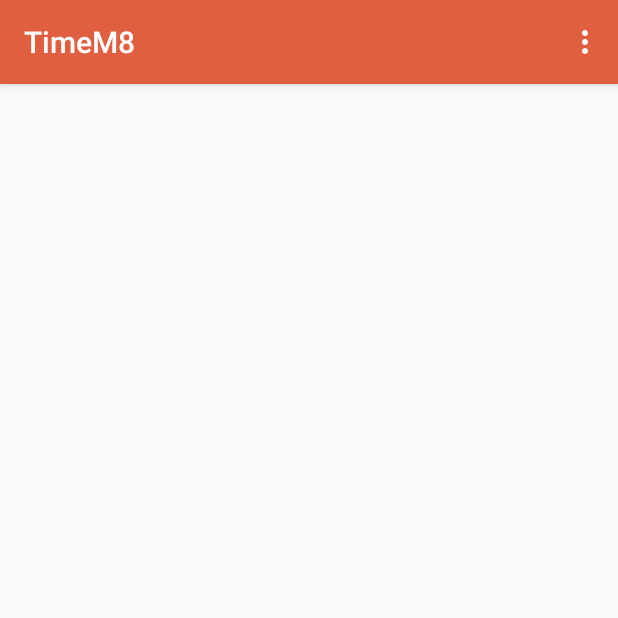
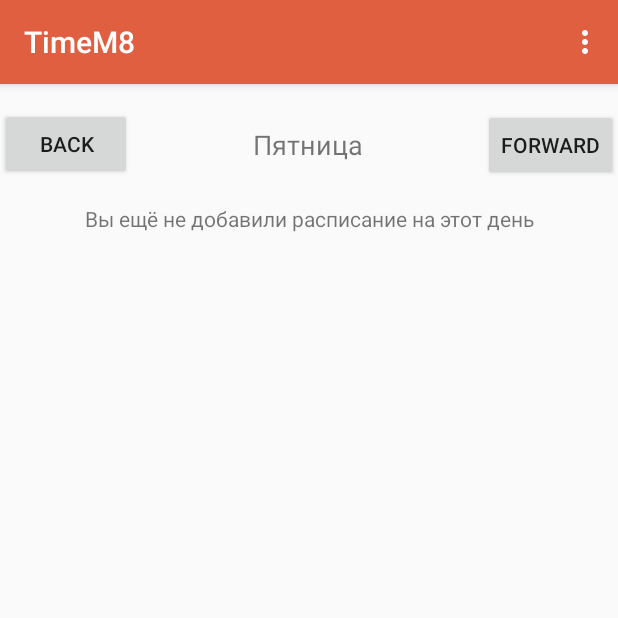
Before and after one commit to andrewkir/AndroidApp, an Android app: the screen it shows after launch (MainScheduleEditable), after a tap on "ОСНОВНОЕ РАСПИСАНИЕ РЕД", on a phone screen of 412 x 824 dp, the top half of it. Run offline under Robolectric (Android 15) with nearby library versions, the light colour scheme and no system bars; Roboto replaces fonts that are not available here.

Commit message:
add fragment_main_schedule

```diff
--- a/Project/TimeM8/app/src/main/java/com/example/andrewforwork/timem8/DataBase/DBHandler.kt
+++ b/Project/TimeM8/app/src/main/java/com/example/andrewforwork/timem8/DataBase/DBHandler.kt
@@ -42,12 +42,7 @@ class DBHandler(var contex: Context):SQLiteOpenHelper(contex, DATABASE_NAME,null
         cv.put(COL_CNT,sub.count)
         cv.put(COL_TIME,sub.time)
 
-        var result = db.insert(TABLE_NAME,null,cv)
-
-        if(result == (-1).toLong())
-            Toast.makeText(contex,"Fail",Toast.LENGTH_SHORT).show()
-        else
-            Toast.makeText(contex,"Succ",Toast.LENGTH_SHORT).show()
+        var result = db.insertOrThrow(TABLE_NAME,null,cv)
     }
 
     val allSub:List<Sub>
@@ -73,6 +68,29 @@ class DBHandler(var contex: Context):SQLiteOpenHelper(contex, DATABASE_NAME,null
             db.close()
             return lstSubs
         }
+    fun allSubByDay(day: Int):List<Sub>
+        {
+            val lstSubs = ArrayList<Sub>()
+            val selectQuery = "SELECT * FROM "+ TABLE_NAME+" ORDER BY $COL_DAY , $COL_CNT"
+            val db = this.writableDatabase
+            val cursor = db.rawQuery(selectQuery,null)
+            if(cursor.moveToFirst()){
+                do{
+                    val sub = Sub()
+                    sub.id = cursor.getInt(cursor.getColumnIndex(COL_ID))
+                    sub.name = cursor.getString(cursor.getColumnIndex(COL_NAME))
+                    sub.day = cursor.getInt(cursor.getColumnIndex(COL_DAY))
+                    sub.importance = cursor.getInt(cursor.getColumnIndex(COL_IMP))
+                    sub.count = cursor.getInt(cursor.getColumnIndex(COL_CNT))
+                    sub.time = cursor.getString(cursor.getColumnIndex(COL_TIME))
+                    if(sub.day == day) {
+                        lstSubs.add(sub)
+                    }
+                }while (cursor.moveToNext())
+            }
+            db.close()
+            return lstSubs
+        }
 
     fun addSub(sub:Sub)
     {
@@ -85,7 +103,7 @@ class DBHandler(var contex: Context):SQLiteOpenHelper(contex, DATABASE_NAME,null
         cv.put(COL_CNT,sub.count)
         cv.put(COL_TIME,sub.time)
 
-        db.insert(TABLE_NAME,null,cv)
+        db.insertOrThrow(TABLE_NAME,null,cv)
         db.close()
     }
     fun updateSub(sub:Sub):Int
@@ -108,4 +126,10 @@ class DBHandler(var contex: Context):SQLiteOpenHelper(contex, DATABASE_NAME,null
         db.delete(TABLE_NAME,COL_ID+"=?", arrayOf(sub.id.toString()))
         db.close()
     }
+    fun deleteAllData(){
+        val db = this.writableDatabase
+        db.execSQL("DROP TABLE $TABLE_NAME")
+        onCreate(db)
+        db.close()
+    }
 }
--- a/Project/TimeM8/app/src/main/java/com/example/andrewforwork/timem8/MainActivity.kt
+++ b/Project/TimeM8/app/src/main/java/com/example/andrewforwork/timem8/MainActivity.kt
@@ -3,7 +3,6 @@ package com.example.andrewforwork.timem8
 import android.content.Intent
 import android.support.v7.app.AppCompatActivity
 import android.os.Bundle
-import android.widget.Toast
 import kotlinx.android.synthetic.main.activity_main.*
 
 class MainActivity : AppCompatActivity() {
@@ -13,6 +12,7 @@ class MainActivity : AppCompatActivity() {
         setContentView(R.layout.activity_main)
 
         dailyTasksBtn.setOnClickListener{
+            //TODO change later
             val dailyTaskIntent = Intent(this,MainDailySchedule::class.java)
             startActivity(dailyTaskIntent)
         }
--- a/Project/TimeM8/app/src/main/java/com/example/andrewforwork/timem8/MainScheduleEditable.kt
+++ b/Project/TimeM8/app/src/main/java/com/example/andrewforwork/timem8/MainScheduleEditable.kt
@@ -3,6 +3,8 @@ package com.example.andrewforwork.timem8
 import android.content.Intent
 import android.support.v7.app.AppCompatActivity
 import android.os.Bundle
+import android.os.PersistableBundle
+import android.support.v4.app.Fragment
 import android.support.v7.widget.GridLayoutManager
 import android.support.v7.widget.LinearLayoutManager
 import android.view.Menu
@@ -12,32 +14,92 @@ import com.example.andrewforwork.timem8.Adapters.MainScheduleAdapter
 import com.example.andrewforwork.timem8.DataBase.DBHandler
 import com.example.andrewforwork.timem8.MainScheduleEditor.MainEditor
 import com.example.andrewforwork.timem8.Subject.Sub
+import kotlinx.android.synthetic.main.activity_main_editor.*
 import kotlinx.android.synthetic.main.activity_main_schedule_editable.*
+import java.util.*
 
 class MainScheduleEditable : AppCompatActivity() {
     internal lateinit var db: DBHandler
     internal var lstSubs:List<Sub> = ArrayList<Sub>()
     lateinit var adapter: MainScheduleAdapter
-
+    var count = 0
     override fun onCreate(savedInstanceState: Bundle?) {
         super.onCreate(savedInstanceState)
         setContentView(R.layout.activity_main_schedule_editable)
-
-        db = DBHandler(this)
-        adapter = MainScheduleAdapter(this,db.allSub){
-            subject ->
-            Toast.makeText(this,subject.name,Toast.LENGTH_SHORT).show()
+        //SET DAY TO 1
+        if (savedInstanceState == null) {
+            val fragment = MainScheduleFragment.newInstance()
+            val bundle = Bundle()
+            count = getDayOfTheWeek()
+            bundle.putInt("DAY", getDayOfTheWeek())
+            fragment.arguments = bundle
+            replaceFragment(fragment)
+            back_btn.setOnClickListener {
+                val fragment = MainScheduleFragment.newInstance()
+                val bundle = Bundle()
+                if (count - 1 >= 1) {
+                    count -= 1
+                }
+                applyDay()
+                bundle.putInt("DAY", count)
+                fragment.arguments = bundle
+                replaceFragment(fragment)
+            }
+            forward_btn.setOnClickListener {
+                val fragment = MainScheduleFragment.newInstance()
+                val bundle = Bundle()
+                if (count + 1 <= 7) {
+                    count += 1
+                }
+                applyDay()
+                bundle.putInt("DAY", count)
+                fragment.arguments = bundle
+                replaceFragment(fragment)
+            }
         }
-        subjectList.adapter = adapter
-        val layoutManager = LinearLayoutManager(this)
-        subjectList.layoutManager = layoutManager
-        subjectList.setHasFixedSize(true)
     }
 
-    override fun onResume() {
-        refreshData()
-        super.onResume()
+    override fun onRestoreInstanceState(savedInstanceState: Bundle?) {
+        super.onRestoreInstanceState(savedInstanceState)
+        if (savedInstanceState != null){
+            count = savedInstanceState.getInt("CURRENT_DAY",1)
+            applyDay()
+            val fragment = MainScheduleFragment.newInstance()
+            val bundle = Bundle()
+            bundle.putInt("DAY", count)
+            fragment.arguments = bundle
+            replaceFragment(fragment)
+            back_btn.setOnClickListener {
+                val fragment = MainScheduleFragment.newInstance()
+                val bundle = Bundle()
+                if (count - 1 >= 1) {
+                    count -= 1
+                }
+                applyDay()
+                bundle.putInt("DAY", count)
+                fragment.arguments = bundle
+                replaceFragment(fragment)
+            }
+            forward_btn.setOnClickListener {
+                val fragment = MainScheduleFragment.newInstance()
+                val bundle = Bundle()
+                if (count + 1 <= 7) {
+                    count += 1
+                }
+                applyDay()
+                bundle.putInt("DAY", count)
+                fragment.arguments = bundle
+                replaceFragment(fragment)
+            }
+        }
     }
+
+    override fun onSaveInstanceState(outState: Bundle?) {
+        super.onSaveInstanceState(outState)
+        outState?.putInt("CURRENT_DAY",count)
+    }
+
+
     override fun onCreateOptionsMenu(menu: Menu?): Boolean {
 
         getMenuInflater().inflate(R.menu.activity_main_schedule_menu,menu)
@@ -46,16 +108,57 @@ class MainScheduleEditable : AppCompatActivity() {
 
     override fun onOptionsItemSelected(item: MenuItem?): Boolean {
         val Editor = Intent(this,MainEditor::class.java)
+        Editor.putExtra("DAY_OF_THE_WEEK",count)
         startActivity(Editor)
         return true
     }
+    private fun applyDay(){
+        when(count){
+            1 -> textDay.text = "Понедельник"
+            2 -> textDay.text = "Вторник"
+            3 -> textDay.text = "Среда"
+            4 -> textDay.text = "Четверг"
+            5 -> textDay.text = "Пятница"
+            6 -> textDay.text = "Суббота"
+            7 -> textDay.text = "Воскресенье"
+        }
+    }
 
-    private fun refreshData(){
-        lstSubs = db.allSub
-        val adapter = MainScheduleAdapter(this,db.allSub){
-            subject ->
-            Toast.makeText(this,subject.name,Toast.LENGTH_SHORT).show()
+//    private fun refreshData(){
+//        lstSubs = db.allSub
+//        val adapter = MainScheduleAdapter(this,db.allSub){
+//            subject ->
+//            Toast.makeText(this,subject.name,Toast.LENGTH_SHORT).show()
+//        }
+//        subjectList.adapter = adapter
+//    }
+
+    private fun replaceFragment(fragment: Fragment){
+        val FragmentTransaction = supportFragmentManager.beginTransaction()
+        FragmentTransaction.replace(R.id.fragmentsView,fragment)
+        FragmentTransaction.commit()
+    }
+    private fun getDayOfTheWeek(): Int {
+        val calendar = Calendar.getInstance()
+        val day = calendar.get(Calendar.DAY_OF_WEEK)
+        when(day){
+            2 -> textDay.text = "Понедельник"
+            3 -> textDay.text = "Вторник"
+            4 -> textDay.text = "Среда"
+            5 -> textDay.text = "Четверг"
+            6 -> textDay.text = "Пятница"
+            7 -> textDay.text = "Суббота"
+            1 -> textDay.text = "Воскресенье"
         }
-        subjectList.adapter = adapter
+        when(day){
+            2 -> return 1
+            3 -> return 2
+            4 -> return 3
+            5 -> return 4
+            6 -> return 5
+            7 -> return 6
+            1 -> return 7
+        }
+        return 1
     }
 }
--- /dev/null
+++ b/Project/TimeM8/app/src/main/java/com/example/andrewforwork/timem8/MainScheduleFragment.kt
@@ -0,0 +1,82 @@
+package com.example.andrewforwork.timem8
+
+import android.content.Context
+import android.content.Intent
+import android.os.Bundle
+import android.support.v4.app.Fragment
+import android.support.v7.app.AppCompatActivity
+import android.support.v7.widget.DividerItemDecoration
+import android.support.v7.widget.LinearLayoutManager
+import android.view.*
+import android.widget.Toast
+import com.example.andrewforwork.timem8.Adapters.MainScheduleAdapter
+import com.example.andrewforwork.timem8.DataBase.DBHandler
+import com.example.andrewforwork.timem8.MainScheduleEditor.MainEditor
+import com.example.andrewforwork.timem8.Subject.Sub
+import kotlinx.android.synthetic.main.activity_editable.*
+import kotlinx.android.synthetic.main.activity_main_schedule_editable.*
+
+
+class MainScheduleFragment(): Fragment() {
+    var testValue = 0
+    var day = 0
+    companion object {
+        fun newInstance(): MainScheduleFragment {
+            return MainScheduleFragment()
+        }
+    }
+    internal lateinit var context: Context
+    override fun onCreateView(inflater: LayoutInflater, container: ViewGroup?, savedInstanceState: Bundle?): View? {
+        context = inflater.context
+        return inflater.inflate(R.layout.activity_editable,container,false)
+    }
+
+
+    override fun onActivityCreated(savedInstanceState: Bundle?) {
+        super.onActivityCreated(savedInstanceState)
+        val bundle = this.arguments
+        if (bundle != null) {
+            day = bundle.getInt("DAY", 0)
+        }
+        db = DBHandler(context)
+        adapter = MainScheduleAdapter(context,db.allSubByDay(day)){
+            subject ->
+            Toast.makeText(context,subject.name,Toast.LENGTH_SHORT).show()
+        }
+        if(db.allSubByDay(day).isEmpty()){
+            hintToAddSmth.text="Вы ещё не добавили расписание на этот день"
+        } else {
+            subjectListFragment.adapter = adapter
+            val layoutManager = LinearLayoutManager(context)
+            subjectListFragment.layoutManager = layoutManager
+            subjectListFragment.addItemDecoration(DividerItemDecoration(context,1))
+            subjectListFragment.setHasFixedSize(true)
+        }
+    }
+    internal lateinit var db: DBHandler
+    internal var lstSubs:List<Sub> = ArrayList<Sub>()
+    lateinit var adapter: MainScheduleAdapter
+
+    override fun onCreate(savedInstanceState: Bundle?) {
+        super.onCreate(savedInstanceState)
+
+    }
+
+    override fun onResume() {
+        refreshData()
+        super.onResume()
+    }
+
+    private fun refreshData(){
+        lstSubs = db.allSubByDay(day)
+        if(lstSubs.isEmpty()){
+            hintToAddSmth.text="Вы ещё не добавили расписание на этот день"
+        } else {
+            val adapter = MainScheduleAdapter(context, db.allSubByDay(day)) { subject ->
+                Toast.makeText(context, subject.name, Toast.LENGTH_SHORT).show()
+            }
+            subjectListFragment.adapter = adapter
+        }
+    }
+
+}
--- /dev/null
+++ b/Project/TimeM8/app/src/main/res/layout/activity_editable.xml
@@ -0,0 +1,29 @@
+<?xml version="1.0" encoding="utf-8"?>
+<android.support.constraint.ConstraintLayout
+    xmlns:android="http://schemas.android.com/apk/res/android"
+    xmlns:app="http://schemas.android.com/apk/res-auto"
+    xmlns:tools="http://schemas.android.com/tools"
+    android:id="@+id/fragmentLayout"
+    android:layout_width="match_parent"
+    android:layout_height="match_parent">
+
+    <android.support.v7.widget.RecyclerView
+        android:id="@+id/subjectListFragment"
+        android:layout_width="0dp"
+        android:layout_height="0dp"
+        app:layout_constraintBottom_toBottomOf="parent"
+        app:layout_constraintEnd_toEndOf="parent"
+        app:layout_constraintStart_toStartOf="parent"
+        app:layout_constraintTop_toTopOf="parent" />
+
+    <TextView
+        android:id="@+id/hintToAddSmth"
+        android:layout_width="wrap_content"
+        android:layout_height="wrap_content"
+        android:layout_marginEnd="8dp"
+        android:layout_marginStart="8dp"
+        android:layout_marginTop="8dp"
+        app:layout_constraintEnd_toEndOf="parent"
+        app:layout_constraintStart_toStartOf="parent"
+        app:layout_constraintTop_toTopOf="parent" />
+</android.support.constraint.ConstraintLayout>
--- a/Project/TimeM8/app/src/main/res/layout/activity_main_schedule_editable.xml
+++ b/Project/TimeM8/app/src/main/res/layout/activity_main_schedule_editable.xml
@@ -6,18 +6,51 @@
     android:layout_height="match_parent"
     tools:context=".MainScheduleEditable">
 
-    <android.support.v7.widget.RecyclerView
-        android:id="@+id/subjectList"
+    <Button
+        android:id="@+id/forward_btn"
+        android:layout_width="wrap_content"
+        android:layout_height="wrap_content"
+        android:text="FORWARD"
+        app:layout_constraintBottom_toBottomOf="@+id/textDay"
+        app:layout_constraintEnd_toEndOf="parent"
+        app:layout_constraintHorizontal_bias="0.5"
+        app:layout_constraintStart_toEndOf="@+id/textDay"
+        app:layout_constraintTop_toTopOf="@+id/textDay" />
+
+    <Button
+        android:id="@+id/back_btn"
+        android:layout_width="wrap_content"
+        android:layout_height="wrap_content"
+        android:layout_marginTop="16dp"
+        android:text="BACK"
+        app:layout_constraintEnd_toStartOf="@+id/textDay"
+        app:layout_constraintHorizontal_bias="0.5"
+        app:layout_constraintHorizontal_chainStyle="spread_inside"
+        app:layout_constraintStart_toStartOf="parent"
+        app:layout_constraintTop_toTopOf="parent" />
+
+    <android.support.constraint.ConstraintLayout
+        android:id="@+id/fragmentsView"
         android:layout_width="0dp"
         android:layout_height="0dp"
-        android:layout_marginBottom="8dp"
-        android:layout_marginEnd="8dp"
-        android:layout_marginStart="8dp"
         android:layout_marginTop="8dp"
         app:layout_constraintBottom_toBottomOf="parent"
         app:layout_constraintEnd_toEndOf="parent"
-        app:layout_constraintHorizontal_bias="0.0"
         app:layout_constraintStart_toStartOf="parent"
-        app:layout_constraintTop_toTopOf="parent" />
+        app:layout_constraintTop_toBottomOf="@+id/back_btn">
+
+    </android.support.constraint.ConstraintLayout>
+
+    <TextView
+        android:id="@+id/textDay"
+        android:layout_width="wrap_content"
+        android:layout_height="wrap_content"
+        android:textSize="18sp"
+        app:layout_constraintBottom_toBottomOf="@+id/back_btn"
+        app:layout_constraintEnd_toStartOf="@+id/forward_btn"
+        app:layout_constraintHorizontal_bias="0.5"
+        app:layout_constraintStart_toEndOf="@+id/back_btn"
+        app:layout_constraintTop_toTopOf="@+id/back_btn"
+        tools:text="Понедельник" />
 
 </android.support.constraint.ConstraintLayout>
--- a/Project/TimeM8/app/src/main/res/layout/subject_list_item.xml
+++ b/Project/TimeM8/app/src/main/res/layout/subject_list_item.xml
@@ -36,4 +36,5 @@
         app:layout_constraintEnd_toEndOf="parent"
         app:layout_constraintTop_toTopOf="parent"
         tools:text="Paragraph 1,2\nex 1,2" />
+
 </android.support.constraint.ConstraintLayout>
```
Also changed, not shown: Project/TimeM8/app/src/main/AndroidManifest.xml (+5 -3 lines), Project/TimeM8/app/src/main/java/com/example/andrewforwork/timem8/Adapters/ListSubjectAdapter.kt (+13 -2 lines), Project/TimeM8/app/src/main/java/com/example/andrewforwork/timem8/MainScheduleEditor/MainEditor.kt (+57 -9 lines), Project/TimeM8/app/src/main/res/layout/activity_main_editor.xml (+25 -16 lines), Project/TimeM8/app/src/main/res/layout/row_main.xml (+7 -3 lines), Project/TimeM8/app/src/main/res/menu/activity_main_editor_menu.xml (added, +7 -0 lines).
